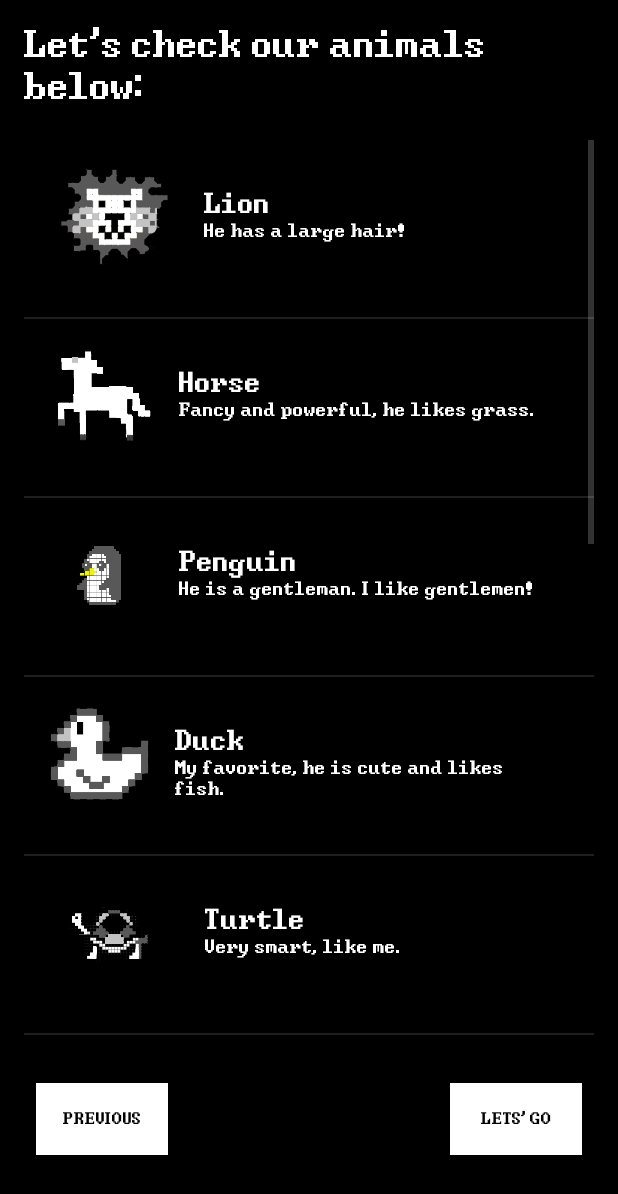
After one commit to AlexandreLima451/QuestionGame, an Android app: the ActivityGameIntroPart2 screen opened directly, with no data from a screen before it, on a phone screen of 412 x 824 dp. The commit adds this screen. Shown: the top 1194 px of the screen. Run offline under Robolectric (Android 15) with nearby library versions, the phone set to English and light mode, and no system bars.

Commit message:
Changed the introduction to shows the list of animals correctly

```diff
--- a/app/src/main/AndroidManifest.xml
+++ b/app/src/main/AndroidManifest.xml
@@ -20,7 +20,8 @@
                 <category android:name="android.intent.category.LAUNCHER" />
             </intent-filter>
         </activity>
-        <activity android:name=".ActivityGameIntro" />
+        <activity android:name=".ActivityGameIntroPart1" />
+        <activity android:name=".ActivityGameIntroPart2" />
         <activity android:name=".ActivityGameQuestions" />
         <activity android:name=".AnimalListActivity"/>
     </application>
--- /dev/null
+++ b/app/src/main/java/com/example/android/question/ActivityGameIntroPart2.kt
@@ -0,0 +1,65 @@
+package com.example.android.question
+
+import android.content.Intent
+import android.support.v7.app.AppCompatActivity
+import android.os.Bundle
+import com.example.android.question.model.AnimalItem
+import com.example.android.question.model.AnimalItemAdapter
+import kotlinx.android.synthetic.main.activity_animal_list.listview_animal
+import kotlinx.android.synthetic.main.activity_game_intro_part2.*
+
+/**
+ * This class refers to the intro of the game (part 2)
+ */
+class ActivityGameIntroPart2 : AppCompatActivity() {
+
+    override fun onCreate(savedInstanceState: Bundle?) {
+        super.onCreate(savedInstanceState)
+        setContentView(R.layout.activity_game_intro_part2)
+
+        val animalMutableList = mutableListOf<AnimalItem>()
+
+        animalMutableList.add(AnimalItem(R.drawable.img_lion, R.string.animal_lion, R.string.lion_description))
+        animalMutableList.add(AnimalItem(R.drawable.img_horse, R.string.animal_horse, R.string.horse_description))
+        animalMutableList.add(AnimalItem(R.drawable.img_penguin, R.string.animal_penguin, R.string.penguin_description))
+        animalMutableList.add(AnimalItem(R.drawable.img_duck, R.string.animal_duck, R.string.duck_description))
+        animalMutableList.add(AnimalItem(R.drawable.img_turtle, R.string.animal_turtle, R.string.turtle_description))
+        animalMutableList.add(AnimalItem(R.drawable.img_crocodile, R.string.animal_crocodile, R.string.crocodile_description))
+        animalMutableList.add(AnimalItem(R.drawable.img_whale, R.string.animal_whale, R.string.whale_description))
+        animalMutableList.add(AnimalItem(R.drawable.happy, R.string.animal_human, R.string.human_description))
+        animalMutableList.add(AnimalItem(R.drawable.img_bat, R.string.animal_bat, R.string.bat_description))
+        animalMutableList.add(AnimalItem(R.drawable.img_monkey, R.string.animal_monkey, R.string.monkey_description))
+        animalMutableList.add(AnimalItem(R.drawable.img_snake, R.string.animal_snake, R.string.snake_description))
+        animalMutableList.add(AnimalItem(R.drawable.img_eagle, R.string.animal_eagle, R.string.eagle_description))
+
+        val animalAdapter = AnimalItemAdapter(this, animalMutableList)
+
+        listview_animal.adapter = animalAdapter
+
+        btn_start_quiz.setOnClickListener {
+            startQuestions()
+        }
+
+        btn_previous.setOnClickListener {
+            previous()
+        }
+    }
+
+    /**
+     * This method starts a new match
+     */
+    private fun startQuestions(){
+        val intent = Intent(this, ActivityGameQuestions::class.java)
+        startActivity(intent)
+        finish()
+    }
+
+    /**
+     * This method goes to beginning of introduction
+     */
+    private fun previous(){
+        val intent = Intent(this, ActivityGameIntroPart1::class.java)
+        startActivity(intent)
+        finish()
+    }
+}
--- a/app/src/main/java/com/example/android/question/MainActivity.kt
+++ b/app/src/main/java/com/example/android/question/MainActivity.kt
@@ -17,7 +17,6 @@ package com.example.android.question
 import android.content.Intent
 import android.support.v7.app.AppCompatActivity
 import android.os.Bundle
-import kotlinx.android.synthetic.main.activity_game_intro.*
 import kotlinx.android.synthetic.main.activity_main.*
 
 class MainActivity : AppCompatActivity() {
@@ -35,7 +34,8 @@ class MainActivity : AppCompatActivity() {
      * This method starts the game
      * */
     private fun startGame(){
-        val intent = Intent(applicationContext, ActivityGameIntro::class.java)
+        val intent = Intent(applicationContext, ActivityGameIntroPart1::class.java)
         startActivity(intent)
+        finish()
     }
 }
--- a/app/src/main/res/layout/activity_game_intro.xml
+++ b/app/src/main/res/layout/activity_game_intro_part1.xml
@@ -4,7 +4,7 @@
     xmlns:tools="http://schemas.android.com/tools"
     android:layout_width="match_parent"
     android:layout_height="match_parent"
-    tools:context=".ActivityGameIntro"
+    tools:context=".ActivityGameIntroPart1"
     android:background="@android:color/black"
     android:orientation="vertical">
 
--- /dev/null
+++ b/app/src/main/res/layout/activity_game_intro_part2.xml
@@ -0,0 +1,50 @@
+<?xml version="1.0" encoding="utf-8"?>
+<LinearLayout xmlns:android="http://schemas.android.com/apk/res/android"
+    xmlns:tools="http://schemas.android.com/tools"
+    android:orientation="vertical"
+    android:background="@android:color/black"
+    android:layout_width="match_parent"
+    android:layout_height="match_parent"
+    android:paddingBottom="@dimen/activity_vertical_margin"
+    android:paddingTop="@dimen/activity_vertical_margin"
+    android:paddingStart="@dimen/activity_horizontal_margin"
+    android:paddingEnd="@dimen/activity_horizontal_margin"
+    android:scrollbarThumbVertical="@android:color/white"
+    tools:context=".ActivityGameIntroPart2">
+
+    <TextView
+        android:layout_width="match_parent"
+        android:layout_height="0dp"
+        android:layout_weight="1"
+        style="@style/ConsoleAppDialog"
+        android:text="@string/animals_list_tittle"/>
+
+    <ListView
+        android:id="@+id/listview_animal"
+        android:background="@android:color/black"
+        android:layout_width="match_parent"
+        android:layout_height="0dp"
+        android:layout_weight="8"
+        android:listSelector="@android:color/transparent"
+        android:scrollbarThumbVertical="@android:color/white"/>
+
+    <RelativeLayout
+        android:layout_width="wrap_content"
+        android:layout_height="0dp"
+        android:layout_weight="1"
+        android:layout_margin="8dp">
+
+        <Button
+            android:id="@+id/btn_previous"
+            style="@style/ConsoleAppButton"
+            android:text="@string/previous"
+            android:layout_alignParentStart="true"/>
+
+        <Button
+            android:id="@+id/btn_start_quiz"
+            style="@style/ConsoleAppButton"
+            android:text="@string/lets_go"
+            android:layout_alignParentEnd="true"/>
+    </RelativeLayout>
+
+</LinearLayout>
```
Also changed, not shown: app/src/main/java/com/example/android/question/ActivityGameIntroPart1.kt (renamed from app/src/main/java/com/example/android/question/ActivityGameIntro.kt, +16 -21 lines).
